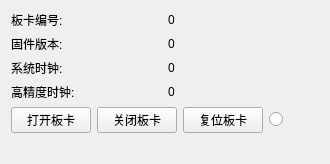
Qt form GTSController/BoradWidget.ui (whisper512/GTS) before a commit.
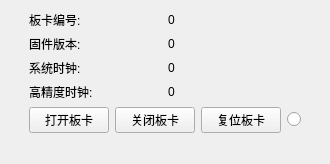
The same form after that commit.

```diff
--- a/GTSController/BoradWidget.ui
+++ b/GTSController/BoradWidget.ui
@@ -13,8 +13,21 @@
   <property name="windowTitle">
    <string>CMainWidget</string>
   </property>
-  <layout class="QVBoxLayout" name="verticalLayout_2">
-   <item>
+  <layout class="QGridLayout" name="gridLayout_2">
+   <item row="0" column="0">
+    <spacer name="horizontalSpacer">
+     <property name="orientation">
+      <enum>Qt::Horizontal</enum>
+     </property>
+     <property name="sizeHint" stdset="0">
+      <size>
+       <width>40</width>
+       <height>20</height>
+      </size>
+     </property>
+    </spacer>
+   </item>
+   <item row="0" column="1">
     <layout class="QVBoxLayout" name="verticalLayout">
      <item>
       <layout class="QGridLayout" name="gridLayout">
@@ -159,6 +172,19 @@
      </item>
     </layout>
    </item>
+   <item row="0" column="2">
+    <spacer name="horizontalSpacer_2">
+     <property name="orientation">
+      <enum>Qt::Horizontal</enum>
+     </property>
+     <property name="sizeHint" stdset="0">
+      <size>
+       <width>40</width>
+       <height>20</height>
+      </size>
+     </property>
+    </spacer>
+   </item>
   </layout>
  </widget>
  <layoutdefault spacing="6" margin="11"/>
```
